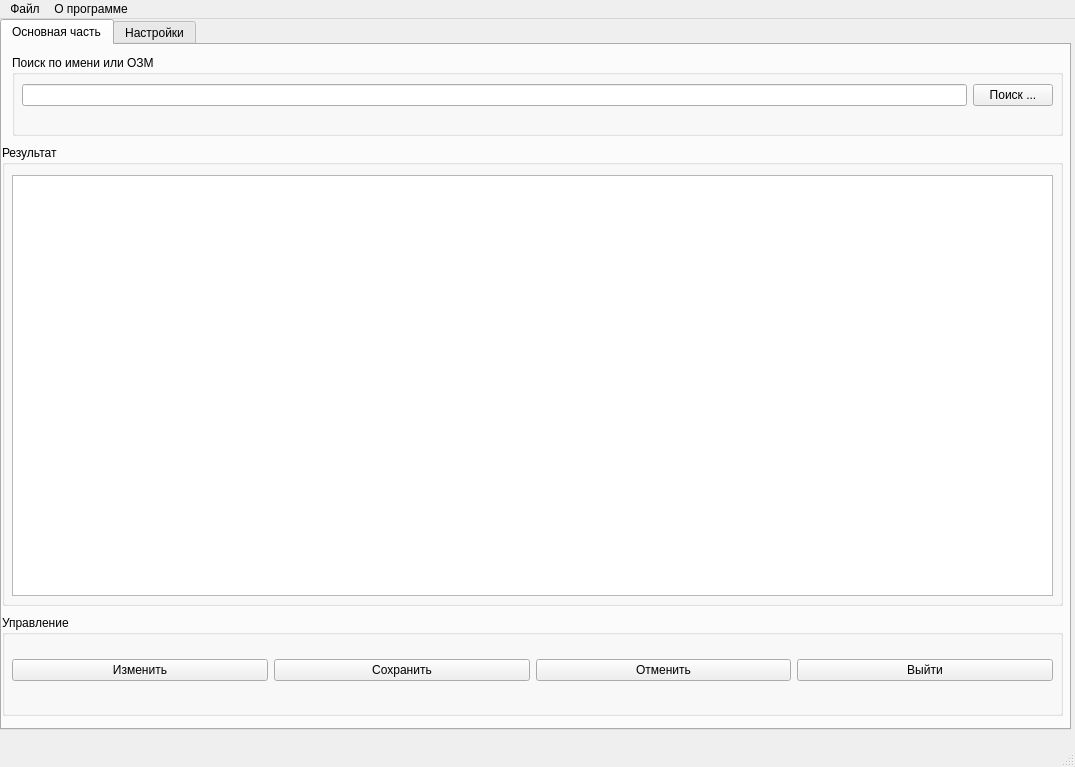
This is views/qt_windows/main_window.ui in Kirto/catalog as Qt 5 draws it before an edit. The edited form follows.
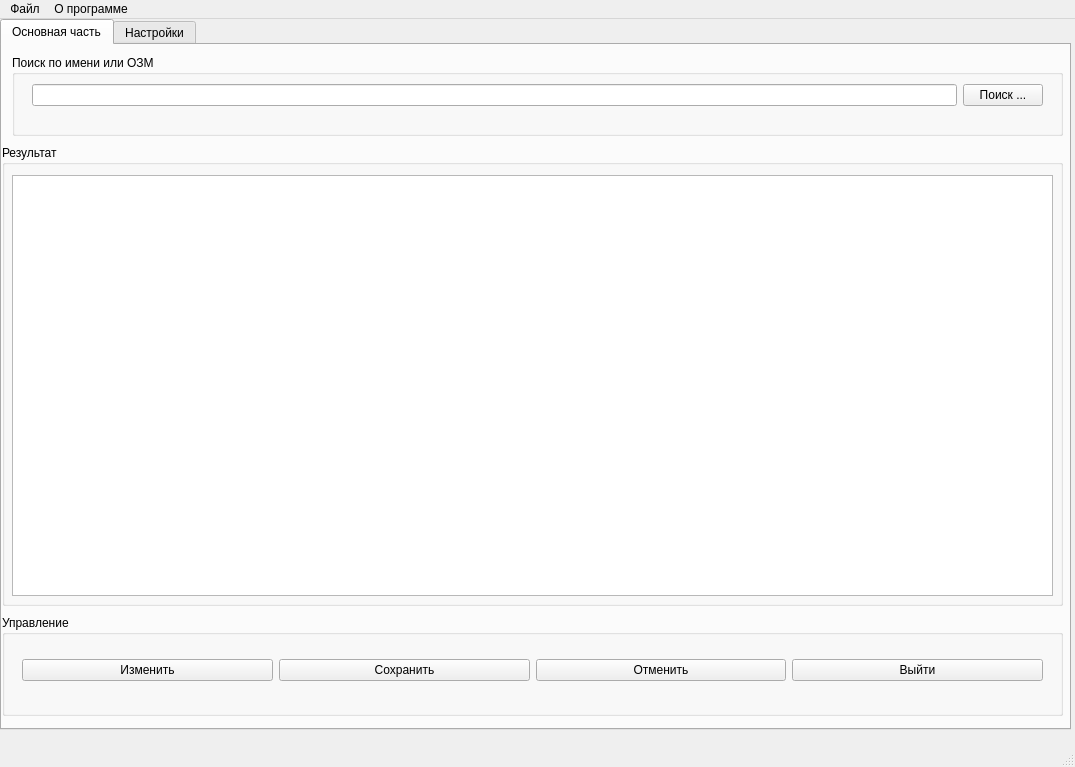
This is the edited form. Icons and pictures are not drawn.

Commit message: [upd] Fixed code \view\pc_view_GUI_work_with_db. Added compiled file main_window.py. Update variables.py, main_window.ui and pc_view_Qt5_UI.py.

What changed in the file:
```diff
--- a/views/qt_windows/main_window.ui
+++ b/views/qt_windows/main_window.ui
@@ -82,6 +82,12 @@
         </rect>
        </property>
        <layout class="QHBoxLayout" name="horizontalLayout">
+        <property name="leftMargin">
+         <number>10</number>
+        </property>
+        <property name="rightMargin">
+         <number>10</number>
+        </property>
         <item>
          <widget class="QLineEdit" name="lineEdit"/>
         </item>
@@ -117,6 +123,12 @@
         </rect>
        </property>
        <layout class="QGridLayout" name="gridLayout">
+        <property name="leftMargin">
+         <number>10</number>
+        </property>
+        <property name="rightMargin">
+         <number>10</number>
+        </property>
         <item row="0" column="2">
          <widget class="QPushButton" name="pushButton_4">
           <property name="text">
```
The commit also changes 3 other files.
